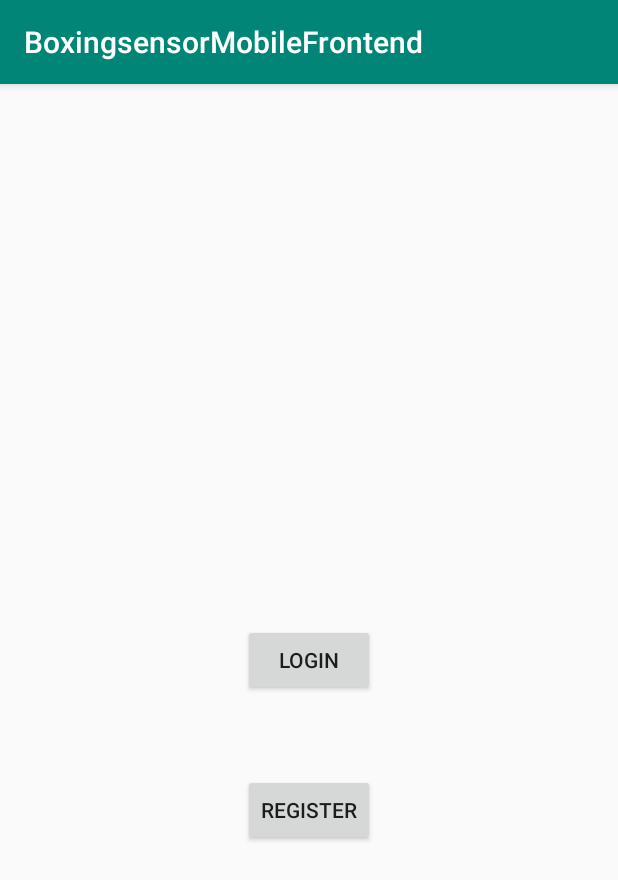
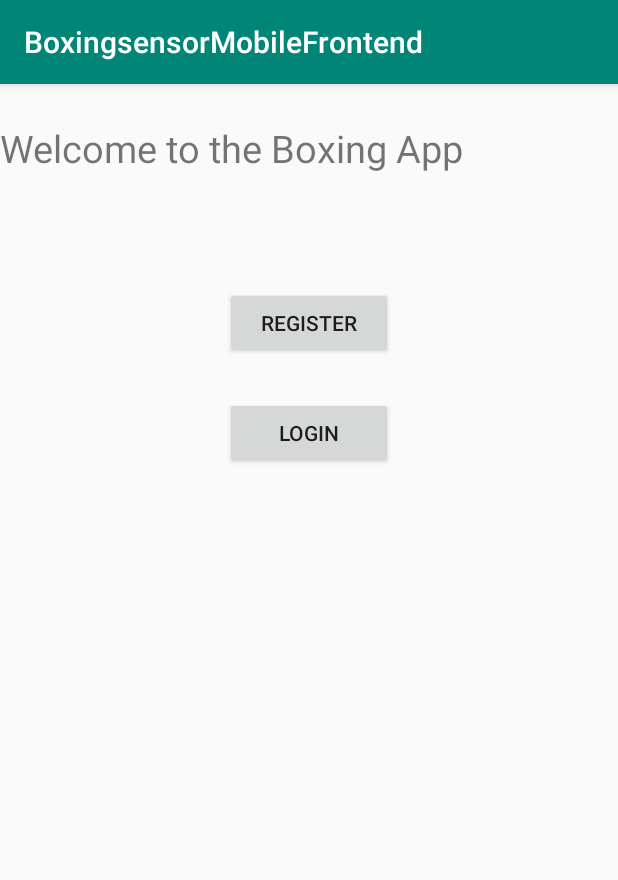
Before and after one commit to Gianni2U/BoxingSensorMobileFrontend, an Android app: the screen it shows after launch (StartActivity), on a phone screen of 412 x 824 dp. Shown: the top 880 px of the screen. Run offline under Robolectric (Android 15) with nearby library versions, the phone set to English and light mode, and no system bars.

Commit message:
Intents toegevoegd, Style veranderd
Ik heb de intents toegevoegd voor de programma, ik heb de style veranderd nar LineairLayout.

```diff
--- a/app/src/main/AndroidManifest.xml
+++ b/app/src/main/AndroidManifest.xml
@@ -9,7 +9,9 @@
         android:roundIcon="@mipmap/ic_launcher_round"
         android:supportsRtl="true"
         android:theme="@style/AppTheme">
-        <activity android:name=".MainActivity"></activity>
+        <activity android:name=".SpeedTraining"></activity>
+        <activity android:name=".PowerTraining" />
+        <activity android:name=".MainActivity" />
         <activity android:name=".LoginActivity" />
         <activity android:name=".RegisterActivity" />
         <activity android:name=".StartActivity">
--- a/app/src/main/res/layout/activity_start.xml
+++ b/app/src/main/res/layout/activity_start.xml
@@ -1,31 +1,36 @@
 <?xml version="1.0" encoding="utf-8"?>
-<androidx.constraintlayout.widget.ConstraintLayout xmlns:android="http://schemas.android.com/apk/res/android"
+<LinearLayout xmlns:android="http://schemas.android.com/apk/res/android"
     xmlns:app="http://schemas.android.com/apk/res-auto"
     xmlns:tools="http://schemas.android.com/tools"
     android:layout_width="match_parent"
     android:layout_height="match_parent"
-    tools:context=".StartActivity">
+    tools:context=".StartActivity"
+    android:orientation="vertical">
 
+    <TextView
+        android:layout_width="match_parent"
+        android:layout_height="wrap_content"
+        android:layout_marginTop="25dp"
+        android:textSize="25dp"
+        android:text="Welcome to the Boxing App"/>
     <Button
         android:id="@+id/button_register"
-        android:layout_width="wrap_content"
+        android:layout_width="match_parent"
         android:layout_height="wrap_content"
-        android:layout_marginTop="200dp"
-        android:text="Register"
-        app:layout_constraintBottom_toBottomOf="parent"
-        app:layout_constraintEnd_toEndOf="parent"
-        app:layout_constraintHorizontal_bias="0.501"
-        app:layout_constraintStart_toStartOf="parent"
-        app:layout_constraintTop_toTopOf="parent" />
+        android:layout_marginTop="75dp"
+        android:gravity="center"
+        android:layout_marginRight="150dp"
+        android:layout_marginLeft="150dp"
+        android:text="Register" />
 
     <Button
         android:id="@+id/button_login"
-        android:layout_width="wrap_content"
+        android:layout_width="match_parent"
         android:layout_height="wrap_content"
-        android:text="Login"
-        app:layout_constraintBottom_toBottomOf="parent"
-        app:layout_constraintEnd_toEndOf="parent"
-        app:layout_constraintStart_toStartOf="parent"
-        app:layout_constraintTop_toTopOf="parent" />
+        android:layout_marginTop="25dp"
+        android:layout_marginRight="150dp"
+        android:layout_marginLeft="150dp"
+        android:gravity="center"
+        android:text="Login" />
 
-</androidx.constraintlayout.widget.ConstraintLayout>
+</LinearLayout>
```
Also changed, not shown: app/src/main/java/com/gianni/boxingsensormobilefrontend/MainActivity.java (+17 -2 lines), app/src/main/java/com/gianni/boxingsensormobilefrontend/PowerTraining.java (added, +14 -0 lines), app/src/main/java/com/gianni/boxingsensormobilefrontend/SpeedTraining.java (added, +14 -0 lines), app/src/main/res/layout/activity_login.xml (+11 -4 lines), app/src/main/res/layout/activity_main.xml (+29 -3 lines), app/src/main/res/layout/activity_power_training.xml (added, +15 -0 lines), app/src/main/res/layout/activity_register.xml (+11 -4 lines), app/src/main/res/layout/activity_speed_training.xml (added, +16 -0 lines).
